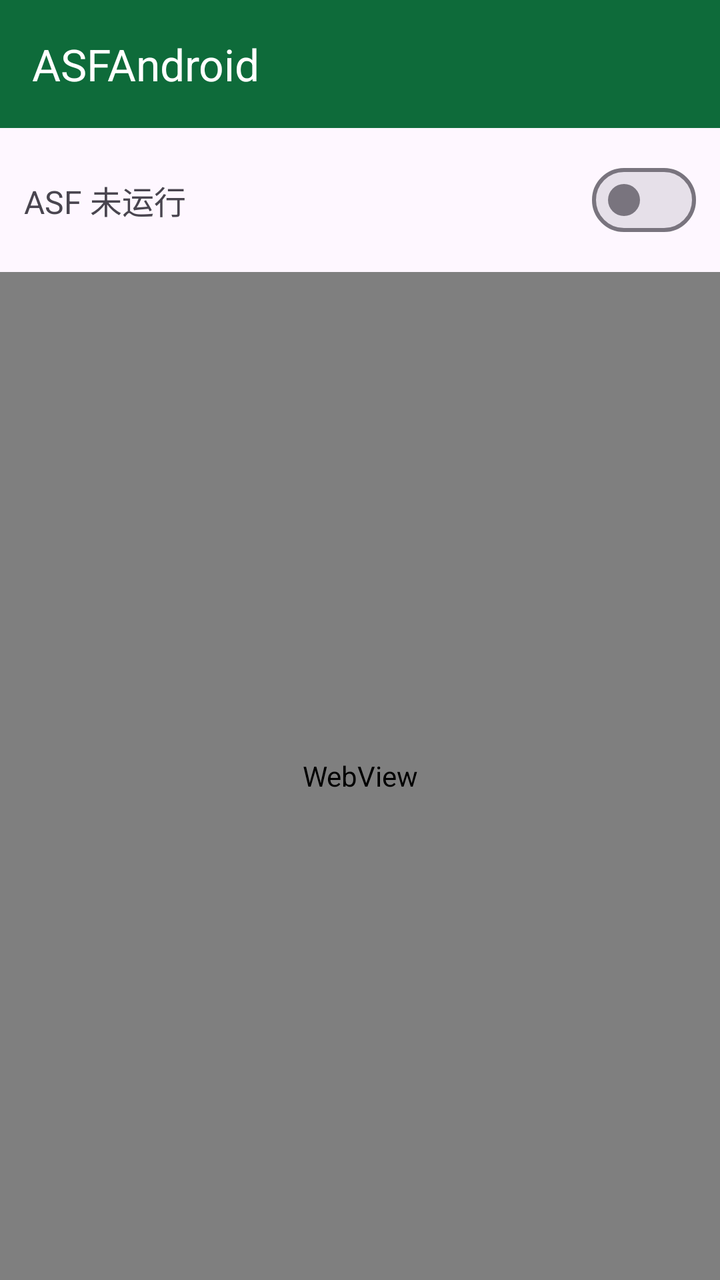
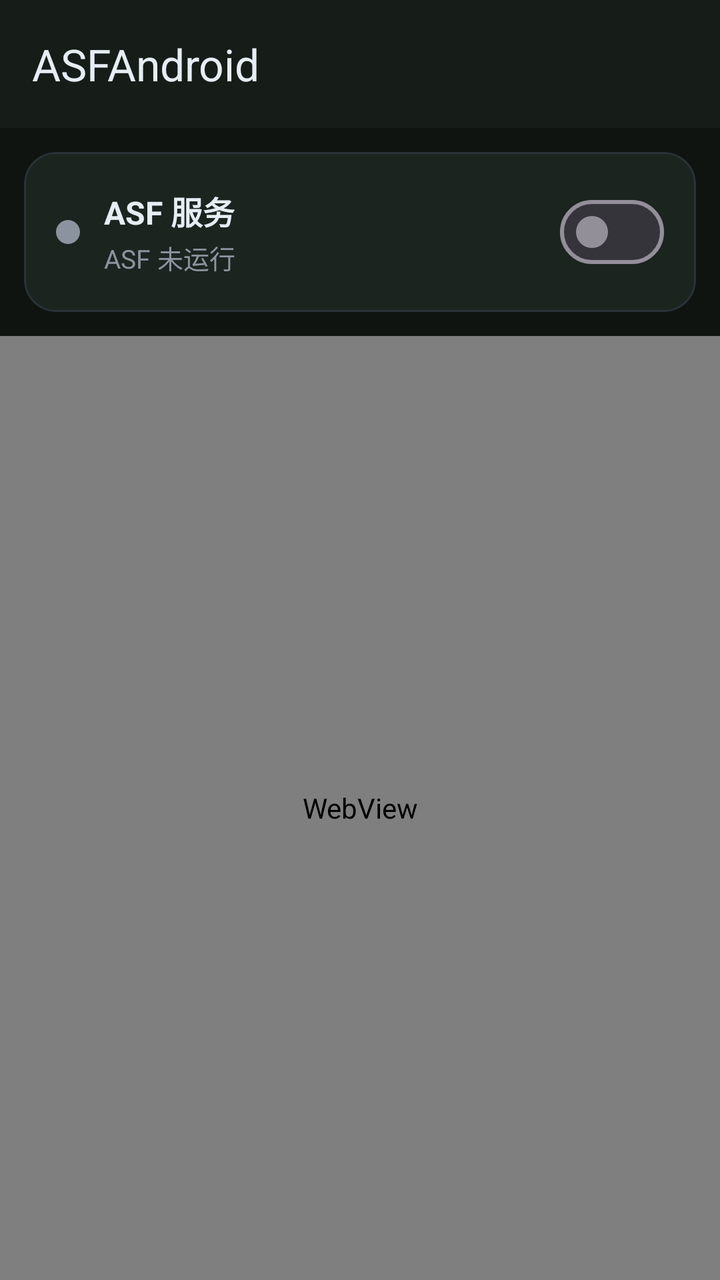

Before-and-after screenshots of an Android layout around one commit, followed by the original layout XML and the change that was made.
<!-- AndroidManifest.xml: application theme Theme.ASFAndroid -->
<!-- res/layout/activity_main.xml -->
<?xml version="1.0" encoding="utf-8"?>
<LinearLayout xmlns:android="http://schemas.android.com/apk/res/android"
    xmlns:app="http://schemas.android.com/apk/res-auto"
    android:layout_width="match_parent"
    android:layout_height="match_parent"
    android:orientation="vertical">

    <com.google.android.material.appbar.MaterialToolbar
        android:id="@+id/toolbar"
        android:layout_width="match_parent"
        android:layout_height="?attr/actionBarSize"
        android:background="?attr/colorPrimary"
        app:title="@string/app_name"
        app:titleTextColor="@android:color/white" />

    <LinearLayout
        android:layout_width="match_parent"
        android:layout_height="wrap_content"
        android:gravity="center_vertical"
        android:orientation="horizontal"
        android:padding="12dp">

        <TextView
            android:id="@+id/tv_status"
            android:layout_width="0dp"
            android:layout_height="wrap_content"
            android:layout_weight="1"
            android:text="@string/status_stopped"
            android:textSize="16sp" />

        <com.google.android.material.materialswitch.MaterialSwitch
            android:id="@+id/switch_asf"
            android:layout_width="wrap_content"
            android:layout_height="wrap_content" />
    </LinearLayout>

    <ProgressBar
        android:id="@+id/progress"
        android:layout_width="wrap_content"
        android:layout_height="wrap_content"
        android:layout_gravity="center_horizontal"
        android:visibility="gone" />

    <WebView
        android:id="@+id/webview"
        android:layout_width="match_parent"
        android:layout_height="0dp"
        android:layout_weight="1" />
</LinearLayout>
<!-- resources referenced by this layout -->
<resources>
  <string name="app_name">ASFAndroid</string>
  <string name="status_stopped">ASF 未运行</string>
  <style name="Theme.ASFAndroid" parent="Theme.Material3.DayNight.NoActionBar">
          <item name="colorPrimary">@color/asf_primary</item>
          <item name="colorOnPrimary">@android:color/white</item>
          <item name="android:statusBarColor">@color/asf_primary</item>
          <item name="android:windowLightStatusBar">false</item>
      </style>
  <color name="asf_primary">#0E6B3A</color>
</resources>

<!-- the commit's change to res/layout/activity_main.xml (unified diff, before → after) -->
@@ -3,42 +3,78 @@
     xmlns:app="http://schemas.android.com/apk/res-auto"
     android:layout_width="match_parent"
     android:layout_height="match_parent"
+    android:background="@color/bg_dark"
     android:orientation="vertical">
 
     <com.google.android.material.appbar.MaterialToolbar
         android:id="@+id/toolbar"
         android:layout_width="match_parent"
         android:layout_height="?attr/actionBarSize"
-        android:background="?attr/colorPrimary"
+        android:background="@color/surface_dark"
         app:title="@string/app_name"
-        app:titleTextColor="@android:color/white" />
+        app:titleTextColor="@color/text_primary" />
 
-    <LinearLayout
+    <com.google.android.material.card.MaterialCardView
         android:layout_width="match_parent"
         android:layout_height="wrap_content"
-        android:gravity="center_vertical"
-        android:orientation="horizontal"
-        android:padding="12dp">
+        android:layout_margin="12dp"
+        app:cardBackgroundColor="@color/surface_card"
+        app:cardCornerRadius="16dp"
+        app:cardElevation="0dp"
+        app:strokeColor="@color/divider"
+        app:strokeWidth="1dp">
 
-        <TextView
-            android:id="@+id/tv_status"
-            android:layout_width="0dp"
+        <LinearLayout
+            android:layout_width="match_parent"
             android:layout_height="wrap_content"
-            android:layout_weight="1"
-            android:text="@string/status_stopped"
-            android:textSize="16sp" />
+            android:gravity="center_vertical"
+            android:orientation="horizontal"
+            android:padding="16dp">
 
-        <com.google.android.material.materialswitch.MaterialSwitch
-            android:id="@+id/switch_asf"
-            android:layout_width="wrap_content"
-            android:layout_height="wrap_content" />
-    </LinearLayout>
+            <View
+                android:id="@+id/status_dot"
+                android:layout_width="12dp"
+                android:layout_height="12dp"
+                android:background="@drawable/bg_status_dot" />
+
+            <LinearLayout
+                android:layout_width="0dp"
+                android:layout_height="wrap_content"
+                android:layout_marginStart="12dp"
+                android:layout_weight="1"
+                android:orientation="vertical">
+
+                <TextView
+                    android:layout_width="wrap_content"
+                    android:layout_height="wrap_content"
+                    android:text="@string/asf_service"
+                    android:textColor="@color/text_primary"
+                    android:textSize="16sp"
+                    android:textStyle="bold" />
+
+                <TextView
+                    android:id="@+id/tv_status"
+                    android:layout_width="wrap_content"
+                    android:layout_height="wrap_content"
+                    android:layout_marginTop="2dp"
+                    android:text="@string/status_stopped"
+                    android:textColor="@color/status_stopped"
+                    android:textSize="13sp" />
+            </LinearLayout>
+
+            <com.google.android.material.materialswitch.MaterialSwitch
+                android:id="@+id/switch_asf"
+                android:layout_width="wrap_content"
+                android:layout_height="wrap_content" />
+        </LinearLayout>
+    </com.google.android.material.card.MaterialCardView>
 
     <ProgressBar
         android:id="@+id/progress"
-        android:layout_width="wrap_content"
-        android:layout_height="wrap_content"
-        android:layout_gravity="center_horizontal"
+        style="?android:attr/progressBarStyleHorizontal"
+        android:layout_width="match_parent"
+        android:layout_height="3dp"
+        android:indeterminateTint="@color/asf_primary"
         android:visibility="gone" />
 
     <WebView
<!-- resource entries referenced after the edit -->
@@ -1,13 +1,32 @@
 <!-- resources referenced by this layout -->
 <resources>
+  <color name="asf_primary">#1DB954</color>
+  <color name="bg_dark">#0F1410</color>
+  <color name="divider">#2A3238</color>
+  <color name="status_stopped">#8B949E</color>
+  <color name="surface_card">#1C2420</color>
+  <color name="surface_dark">#161C18</color>
+  <color name="text_primary">#E6EDF3</color>
+  <!-- drawable bg_status_dot (drawable) -->
+  <?xml version="1.0" encoding="utf-8"?>
+  <shape xmlns:android="http://schemas.android.com/apk/res/android"
+      android:shape="oval">
+      <solid android:color="@color/status_stopped" />
+      <size
+          android:width="12dp"
+          android:height="12dp" />
+  </shape>
   <string name="app_name">ASFAndroid</string>
+  <string name="asf_service">ASF 服务</string>
   <string name="status_stopped">ASF 未运行</string>
-  <style name="Theme.ASFAndroid" parent="Theme.Material3.DayNight.NoActionBar">
+  <style name="Theme.ASFAndroid" parent="Theme.Material3.Dark.NoActionBar">
           <item name="colorPrimary">@color/asf_primary</item>
-          <item name="colorOnPrimary">@android:color/white</item>
-          <item name="android:statusBarColor">@color/asf_primary</item>
+          <item name="colorOnPrimary">@android:color/black</item>
+          <item name="colorSurface">@color/surface_dark</item>
+          <item name="android:statusBarColor">@color/bg_dark</item>
+          <item name="android:navigationBarColor">@color/bg_dark</item>
           <item name="android:windowLightStatusBar">false</item>
+          <item name="android:windowBackground">@color/bg_dark</item>
       </style>
-  <color name="asf_primary">#0E6B3A</color>
 </resources>
 
